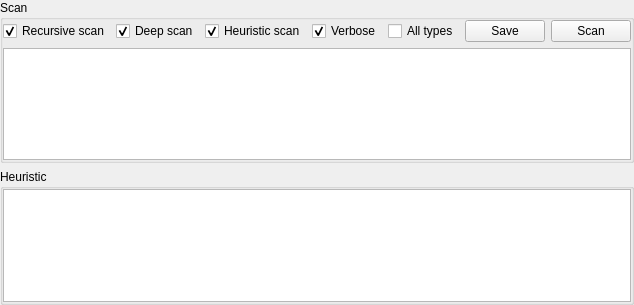
horsicq/StaticScan, file heurwidget.ui: the form before one commit.
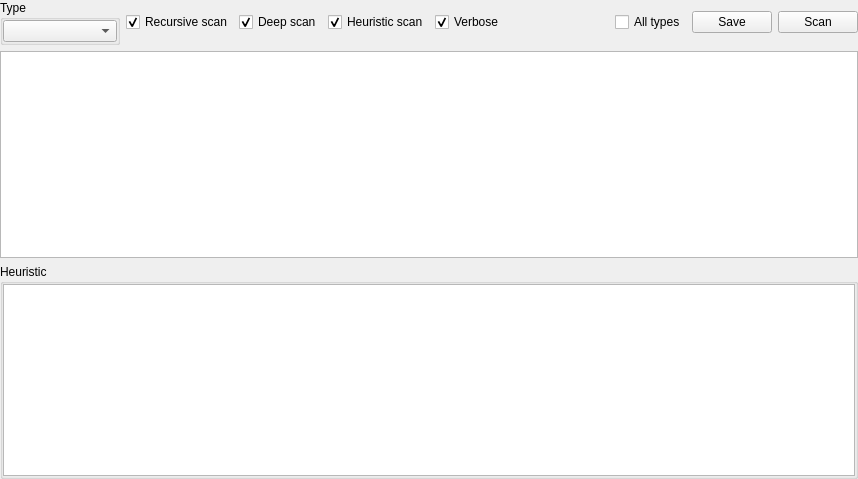
The form after the commit.

The edit to the form file:
```diff
--- a/heurwidget.ui
+++ b/heurwidget.ui
@@ -6,8 +6,8 @@
    <rect>
     <x>0</x>
     <y>0</y>
-    <width>631</width>
-    <height>305</height>
+    <width>858</width>
+    <height>479</height>
    </rect>
   </property>
   <property name="windowTitle">
@@ -27,9 +27,17 @@
     <number>0</number>
    </property>
    <item>
-    <widget class="QGroupBox" name="groupBoxScan">
+    <layout class="QHBoxLayout" name="horizontalLayout">
+     <item>
+      <widget class="QGroupBox" name="groupBoxType">
+       <property name="minimumSize">
+        <size>
+         <width>120</width>
+         <height>0</height>
+        </size>
+       </property>
      <property name="title">
-      <string>Scan</string>
+        <string>Type</string>
      </property>
      <layout class="QVBoxLayout" name="verticalLayout_2">
       <property name="leftMargin">
@@ -45,7 +53,11 @@
        <number>0</number>
       </property>
       <item>
-       <layout class="QHBoxLayout" name="horizontalLayout">
+         <widget class="QComboBox" name="comboBoxType"/>
+        </item>
+       </layout>
+      </widget>
+     </item>
         <item>
          <widget class="QCheckBox" name="checkBoxRecursiveScan">
           <property name="text">
@@ -124,9 +136,6 @@
       </item>
       <item>
        <widget class="QTreeView" name="treeViewScan"/>
-      </item>
-     </layout>
-    </widget>
    </item>
    <item>
     <widget class="QGroupBox" name="groupBoxHeuristic">
```
Lines whose indentation alone changed are shown as unchanged.
